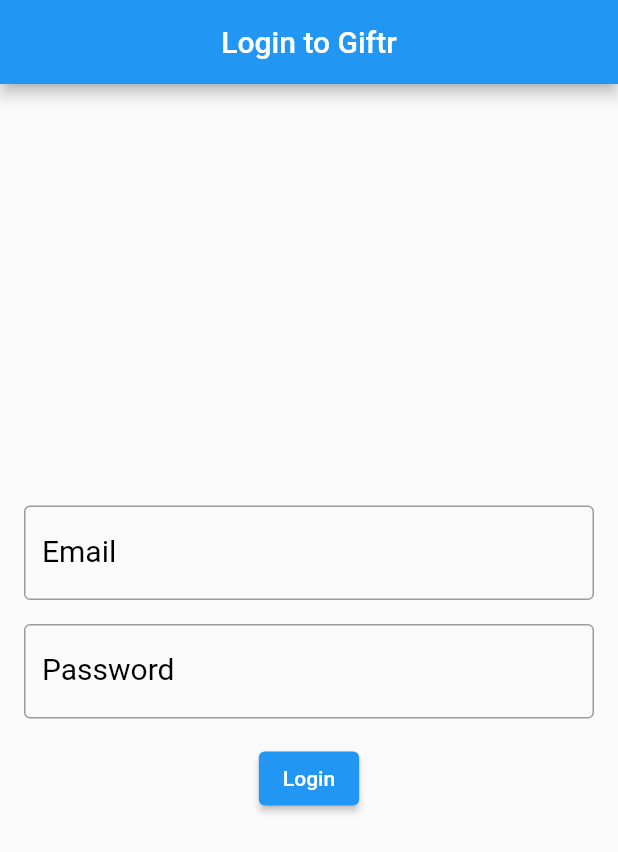
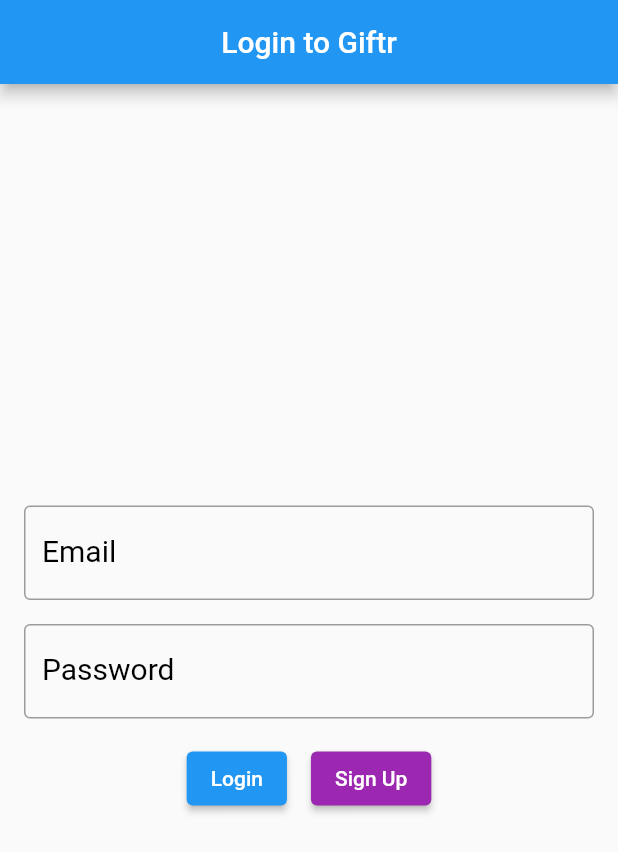
Before and after one commit to prof3ssorSt3v3/flutter_giftr_demo, a Flutter app: the screen it shows after launch, on a phone screen of 412 x 824 dp. Shown: the top 852 px of the screen. Run offline on Flutter 3.47's test engine with Material 2 defaults, Android fonts, the light colour scheme and no system bars.

Commit message:
added logout button, sigup button, delete person button

```diff
--- a/lib/screens/login_screen.dart
+++ b/lib/screens/login_screen.dart
@@ -37,6 +37,9 @@
                     SizedBox(height: 16),
                     _buildPassword(),
                     SizedBox(height: 16),
+                    Row(
+                      mainAxisAlignment: MainAxisAlignment.center,
+                      children: [
                         ElevatedButton(
                           child: Text('Login'),
                           onPressed: () {
@@ -54,6 +57,18 @@
                               return;
                             }
                           },
+                        ),
+                        SizedBox(width: 16.0),
+                        ElevatedButton(
+                          style: ElevatedButton.styleFrom(
+                            primary: Colors.purple,
+                          ),
+                          child: Text('Sign Up'),
+                          onPressed: () {
+                            //validate then call the API to signup
+                          },
+                        ),
+                      ],
                     ),
                   ]),
             ),
```
Also changed, not shown: lib/main.dart (+14 -4 lines), lib/screens/add_person_screen.dart (+17 -0 lines), lib/screens/gifts_screen.dart (+14 -3 lines), lib/screens/people_screen.dart (+15 -1 lines). Lines whose indentation alone changed are shown as unchanged.
